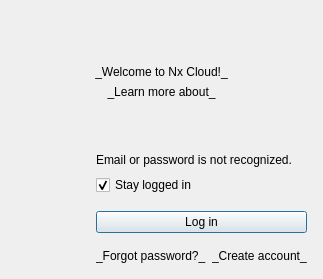
First picture: the form in client/libclient/src/ui/dialogs/cloud/login_to_cloud_dialog.ui, repository networkoptix/nx_open, before the edit.
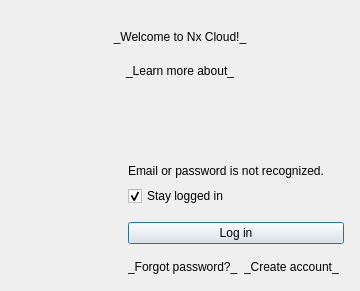
Second picture: the form after the edit. Custom widgets are drawn as their Qt base class.

Commit message:
VMS-4509: Decrease space between cloud image and "Welcome to Nx Cloud"
## Login to cloud dialog minor design fixes

<==== Mercurial data ====>
Branch: dev_3.0.0_gui

```diff
--- a/client/libclient/src/ui/dialogs/cloud/login_to_cloud_dialog.ui
+++ b/client/libclient/src/ui/dialogs/cloud/login_to_cloud_dialog.ui
@@ -6,10 +6,16 @@
    <rect>
     <x>0</x>
     <y>0</y>
-    <width>323</width>
-    <height>279</height>
+    <width>360</width>
+    <height>291</height>
    </rect>
   </property>
+  <property name="minimumSize">
+   <size>
+    <width>360</width>
+    <height>0</height>
+   </size>
+  </property>
   <layout class="QVBoxLayout" name="verticalLayout_2">
    <property name="leftMargin">
     <number>0</number>
@@ -25,12 +31,21 @@
    </property>
    <item>
     <widget class="QnPanel" name="logoPanel" native="true">
-     <layout class="QVBoxLayout" name="verticalLayout" stretch="1,0,0">
+     <property name="sizePolicy">
+      <sizepolicy hsizetype="Preferred" vsizetype="Fixed">
+       <horstretch>0</horstretch>
+       <verstretch>0</verstretch>
+      </sizepolicy>
+     </property>
+     <layout class="QVBoxLayout" name="verticalLayout" stretch="1,0,0,0">
+      <property name="spacing">
+       <number>4</number>
+      </property>
       <property name="leftMargin">
        <number>16</number>
       </property>
       <property name="topMargin">
-       <number>16</number>
+       <number>12</number>
       </property>
       <property name="rightMargin">
        <number>16</number>
@@ -55,6 +70,22 @@
         </property>
        </widget>
       </item>
+      <item>
+       <spacer name="verticalSpacer_3">
+        <property name="orientation">
+         <enum>Qt::Vertical</enum>
+        </property>
+        <property name="sizeType">
+         <enum>QSizePolicy::Fixed</enum>
+        </property>
+        <property name="sizeHint" stdset="0">
+         <size>
+          <width>20</width>
+          <height>16</height>
+         </size>
+        </property>
+       </spacer>
+      </item>
       <item>
        <widget class="QLabel" name="learnMoreLabel">
         <property name="text">
@@ -73,6 +104,12 @@
    </item>
    <item>
     <widget class="QWidget" name="containerWidget" native="true">
+     <property name="minimumSize">
+      <size>
+       <width>360</width>
+       <height>0</height>
+      </size>
+     </property>
      <layout class="QGridLayout" name="gridLayout" columnstretch="0,0,0">
       <property name="leftMargin">
        <number>16</number>
@@ -89,7 +126,14 @@
       <property name="spacing">
        <number>8</number>
       </property>
-      <item row="5" column="1" colspan="2">
+      <item row="2" column="0" colspan="3">
+       <widget class="QnInputField" name="passwordInputField" native="true">
+        <property name="focusPolicy">
+         <enum>Qt::StrongFocus</enum>
+        </property>
+       </widget>
+      </item>
+      <item row="7" column="1" colspan="2">
        <widget class="QnBusyIndicatorButton" name="loginButton">
         <property name="sizePolicy">
          <sizepolicy hsizetype="MinimumExpanding" vsizetype="Fixed">
@@ -102,23 +146,23 @@
         </property>
        </widget>
       </item>
-      <item row="4" column="1">
-       <spacer name="verticalSpacer_2">
-        <property name="orientation">
-         <enum>Qt::Vertical</enum>
-        </property>
-        <property name="sizeType">
-         <enum>QSizePolicy::Fixed</enum>
-        </property>
-        <property name="sizeHint" stdset="0">
-         <size>
-          <width>20</width>
-          <height>8</height>
-         </size>
-        </property>
-       </spacer>
-      </item>
       <item row="6" column="1">
+       <spacer name="verticalSpacer_2">
+        <property name="orientation">
+         <enum>Qt::Vertical</enum>
+        </property>
+        <property name="sizeType">
+         <enum>QSizePolicy::Fixed</enum>
+        </property>
+        <property name="sizeHint" stdset="0">
+         <size>
+          <width>20</width>
+          <height>8</height>
+         </size>
+        </property>
+       </spacer>
+      </item>
+      <item row="8" column="1">
        <spacer name="verticalSpacer">
         <property name="orientation">
          <enum>Qt::Vertical</enum>
@@ -134,7 +178,7 @@
         </property>
        </spacer>
       </item>
-      <item row="3" column="1" colspan="2">
+      <item row="4" column="1" colspan="2">
        <widget class="QCheckBox" name="stayLoggedInCheckBox">
         <property name="text">
          <string>Stay logged in</string>
@@ -144,17 +188,24 @@
         </property>
        </widget>
       </item>
-      <item row="0" column="0" colspan="3">
+      <item row="3" column="1" colspan="2">
+       <widget class="QLabel" name="invalidCredentialsLabel">
+        <property name="text">
+         <string>Email or password is not recognized.</string>
+        </property>
+       </widget>
+      </item>
+      <item row="1" column="0" colspan="3">
        <widget class="QnInputField" name="loginInputField" native="true">
         <property name="focusPolicy">
          <enum>Qt::StrongFocus</enum>
         </property>
        </widget>
       </item>
-      <item row="3" column="0">
+      <item row="4" column="0">
        <widget class="QWidget" name="spacer" native="true"/>
       </item>
-      <item row="7" column="1" colspan="2">
+      <item row="9" column="1" colspan="2">
        <widget class="QWidget" name="linksWidget" native="true">
         <layout class="QHBoxLayout" name="horizontalLayout">
          <property name="leftMargin">
@@ -210,20 +261,6 @@
         </layout>
        </widget>
       </item>
-      <item row="1" column="0" colspan="3">
-       <widget class="QnInputField" name="passwordInputField" native="true">
-        <property name="focusPolicy">
-         <enum>Qt::StrongFocus</enum>
-        </property>
-       </widget>
-      </item>
-      <item row="2" column="1" colspan="2">
-       <widget class="QLabel" name="invalidCredentialsLabel">
-        <property name="text">
-         <string>Email or password is not recognized.</string>
-        </property>
-       </widget>
-      </item>
      </layout>
     </widget>
    </item>
```
The commit also changes 1 other file.
